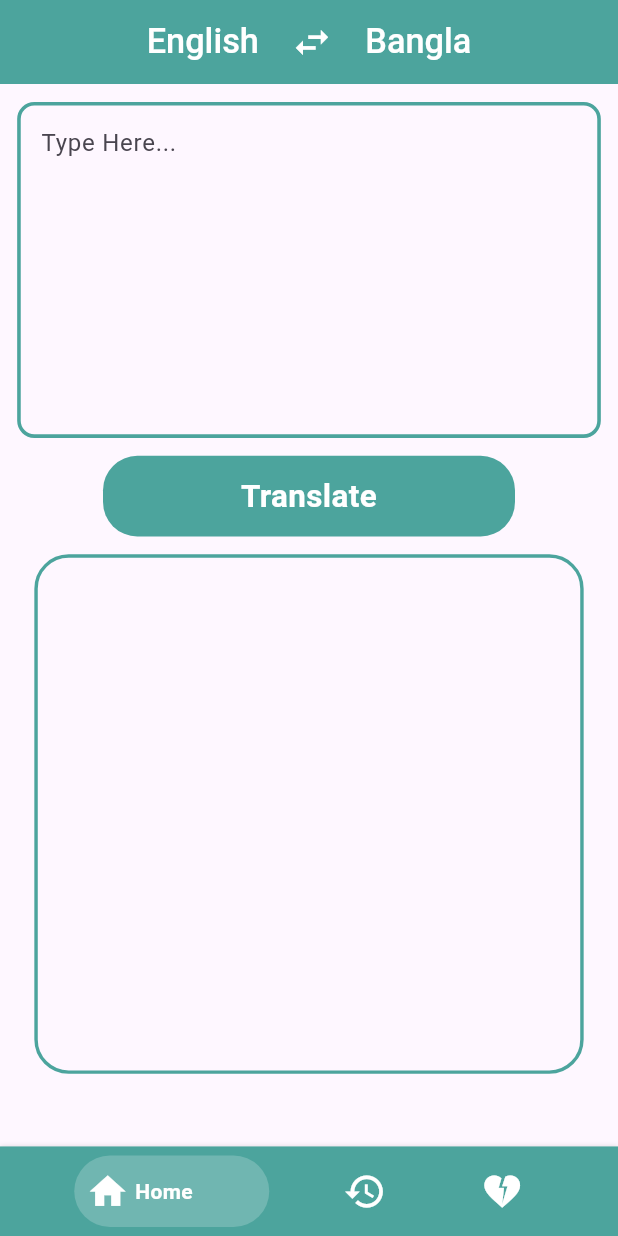
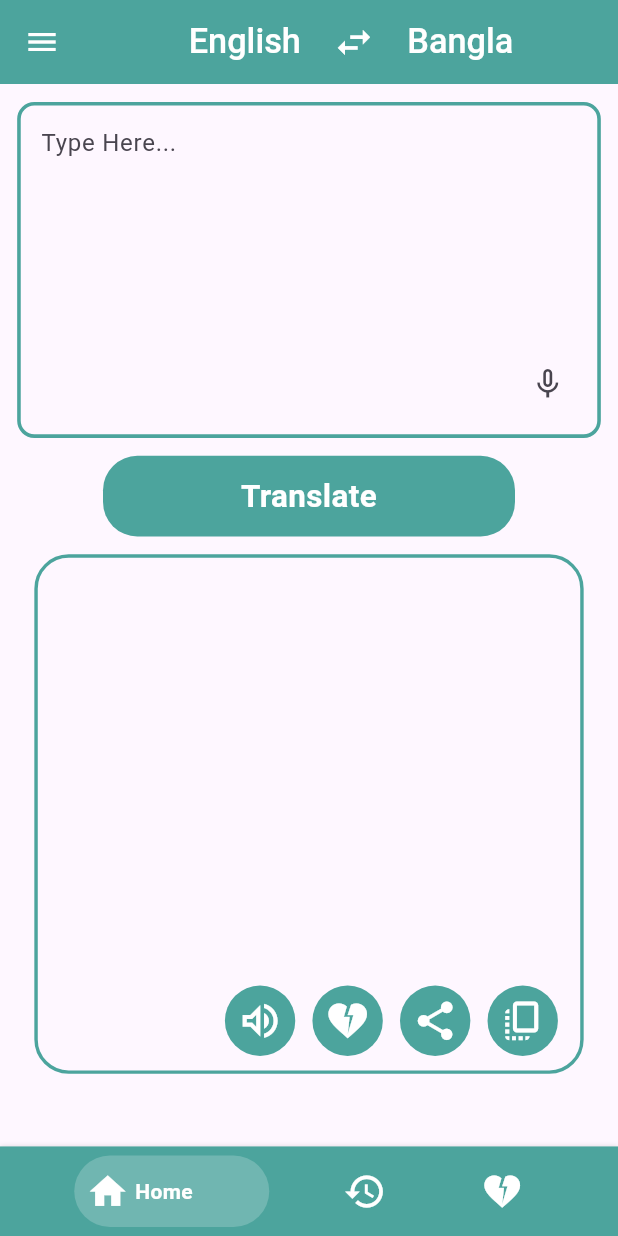
Before and after one commit to Chironjit598/EN-BN-Translator, a Flutter app: the screen it shows after launch, on a phone screen of 412 x 824 dp. Run offline on Flutter 3.47's test engine with Material 3 defaults, Android fonts, the phone set to English and light mode, and no system bars; drawn by our look-alikes of bottom_navy_bar; our stand-ins replace flutter_screenutil, flutter_tts, fluttertoast, get, share_plus, speech_to_text; missing offline and left inert: translator_plus.

Commit message:
add home screen copy, share, text to speech features....

```diff
--- a/lib/view/screens/home_screen/home_screen.dart
+++ b/lib/view/screens/home_screen/home_screen.dart
@@ -1,6 +1,7 @@
 import 'package:bn_en_trans/main.dart';
 import 'package:bn_en_trans/utils/app_colors.dart';
 import 'package:bn_en_trans/view/screens/home_screen/controller/home_controller.dart';
+import 'package:bn_en_trans/view/widget/circle_button.dart';
 import 'package:bn_en_trans/view/widget/custom_button.dart';
 import 'package:bn_en_trans/view/widget/custom_text.dart';
 import 'package:flutter/material.dart';
@@ -20,6 +21,10 @@ class HomeScreen extends StatelessWidget {
       //============================Appbar Start Code=======================//
       appBar: AppBar(
         backgroundColor: AppColors.primaryClr,
+        leading: Icon(
+          Icons.menu,
+          color: AppColors.whiteClr,
+        ),
         title: Row(
           mainAxisAlignment: MainAxisAlignment.center,
           children: [
@@ -52,31 +57,72 @@ class HomeScreen extends StatelessWidget {
         ),
       ),
 
-      //===========================Appbar Code End============================//
-      body: Column(
+      body: SingleChildScrollView(
+        child: Column(
+          children: [
+            //=========================user input TextField section==========================//
+            Stack(
               children: [
                 customTextFeild(
+                    controller: homeController.userInputcontroller,
                     hintText: "Type Here...",
                     maxLine: 8,
                     onChanged: (val) {
                       print("print home screen");
                       homeController.inputText.value = val;
                     }),
+                Positioned(
+                    right: 20.w,
+                    bottom: 20.h,
+                    child: Row(
+                      children: [
+                        Obx(() {
+                          return Visibility(
+                            visible: homeController.inputText.value.isNotEmpty,
+                            child: CircleButton(
+                                icon: Icons.clear,
+                                ontap: () {
+                                  homeController.clearText();
+                                }),
+                          );
+                        }),
+                        Obx(() => IconButton(
+                          icon: Icon(homeController.isListening.value ? Icons.mic : Icons.mic_none),
+                          onPressed: homeController.isListening.value
+                              ? homeController.stopListening
+                              : () {
+
+                            homeController.startListening(homeController.fromLanguage.value);
+                          },
+                        )),
+
+                      ],
+                    ))
+              ],
+            ),
+            //==============================Translated Button==========================//
+
             customButton(
                 title: "Translate",
                 ontap: () {
                   homeController.translate();
                 }),
+
+            //===============================Translated Output Container=================//
+
             SizedBox(
               height: 10.h,
             ),
+            Stack(
+              children: [
                 Container(
                   margin: EdgeInsets.symmetric(horizontal: 20.w),
                   height: 290.h,
                   width: double.maxFinite,
                   decoration: BoxDecoration(
                       borderRadius: BorderRadius.circular(20.r),
-                border: Border.all(width: 2.w, color: AppColors.primaryClr)),
+                      border:
+                          Border.all(width: 2.w, color: AppColors.primaryClr)),
                   child: Obx(
                     () => Center(
                       child: CustomText(
@@ -85,8 +131,40 @@ class HomeScreen extends StatelessWidget {
                       ),
                     ),
                   ),
+                ),
+                Positioned(
+                    bottom: 10.h,
+                    right: 30.w,
+                    child: Row(
+                      children: [
+                        //==========================Text to speak section===================//
+                        Obx(
+                          () => CircleButton(
+                              ontap: () {
+                                homeController.textToSpeach();
+                              },
+                              icon: homeController.isSpeaking.value
+                                  ? Icons.volume_off
+                                  : Icons.volume_up_outlined),
+                        ),
+                        CircleButton(icon: Icons.heart_broken),
+                        CircleButton(
+                            ontap: () {
+                              homeController.shareTranslatedText();
+                            },
+                            icon: Icons.share),
+                        //==========================Copy Clipboard section===================//
+                        CircleButton(
+                            ontap: () {
+                              homeController.copyToClipboard();
+                            },
+                            icon: Icons.copy_all_outlined),
+                      ],
+                    ))
+              ],
             )
           ],
+        ),
       ),
     );
   }
--- /dev/null
+++ b/lib/view/widget/circle_button.dart
@@ -0,0 +1,21 @@
+import 'package:bn_en_trans/main.dart';
+import 'package:bn_en_trans/utils/app_colors.dart';
+import 'package:flutter/cupertino.dart';
+import 'package:flutter/material.dart';
+import 'package:flutter_screenutil/flutter_screenutil.dart';
+
+Widget CircleButton({icon, ontap}){
+
+  return InkWell(
+    onTap: ontap,
+    child: Container(
+      margin: EdgeInsets.symmetric(horizontal: 5.w),
+      padding: EdgeInsets.all(7.r),
+      decoration: BoxDecoration(
+        shape: BoxShape.circle,
+        color: AppColors.primaryClr,
+      ),
+      child: Center(child: Icon(icon, color: AppColors.whiteClr,size: 27.sp,)),
+    ),
+  );
+}
--- a/lib/view/widget/custom_text_feild.dart
+++ b/lib/view/widget/custom_text_feild.dart
@@ -4,14 +4,16 @@ import 'package:flutter/cupertino.dart';
 import 'package:flutter/material.dart';
 import 'package:flutter_screenutil/flutter_screenutil.dart';
 
-Widget customTextFeild({ValueChanged<String>? onChanged, String? hintText,  maxLine, }) {
+Widget customTextFeild({controller,ValueChanged<String>? onChanged, String? hintText,  maxLine, }) {
   return Padding(
     padding:  EdgeInsets.symmetric(horizontal: 10.w, vertical: 10.h),
     child: TextField(
+      controller: controller,
       onChanged: onChanged,
 
       maxLines: maxLine,
       decoration: InputDecoration(
+
         hintText: hintText,
         helperStyle: TextStyle(
           color: AppColors.blackClr,
--- a/pubspec.yaml
+++ b/pubspec.yaml
@@ -39,6 +39,10 @@ dependencies:
   flutter_screenutil: ^5.9.3
   bottom_navy_bar: ^6.1.0
   translator_plus: ^1.0.1
+  flutter_tts: ^4.0.2
+  fluttertoast: ^8.2.8
+  share_plus: ^10.0.2
+  speech_to_text: ^7.0.0
 
 dev_dependencies:
   flutter_test:
```
Also changed, not shown: lib/view/screens/home_screen/controller/home_controller.dart (+89 -8 lines), pubspec.lock, 11 other files. Lines whose indentation alone changed are shown as unchanged.
